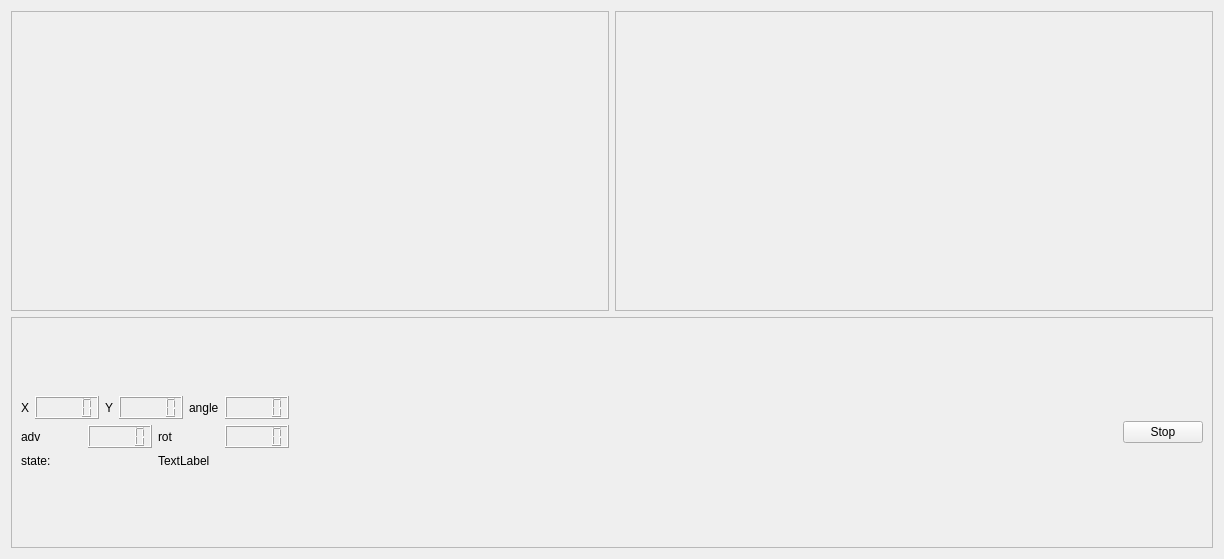
Above: personFollower/src/mainUI.ui from DSOLISDO-UEX/ROBOTICA-1 before the change. Below: the same form after it.
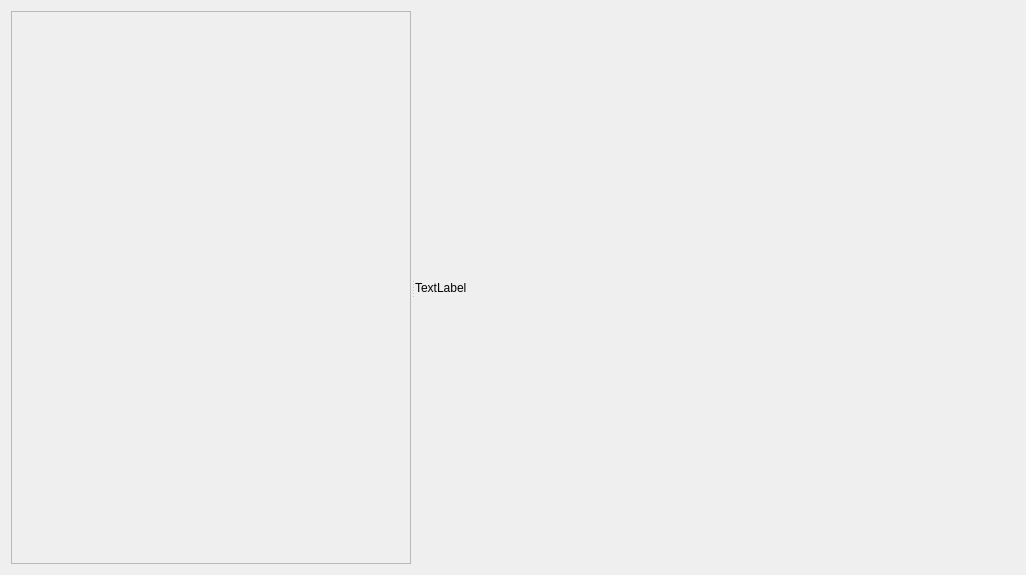
That is the form after the change.

```diff
--- a/personFollower/src/mainUI.ui
+++ b/personFollower/src/mainUI.ui
@@ -6,228 +6,63 @@
    <rect>
     <x>0</x>
     <y>0</y>
-    <width>1224</width>
-    <height>559</height>
+    <width>1022</width>
+    <height>575</height>
    </rect>
   </property>
   <property name="windowTitle">
    <string>Localiser</string>
   </property>
-  <layout class="QVBoxLayout" name="verticalLayout_6">
+  <layout class="QVBoxLayout" name="verticalLayout">
    <item>
-    <layout class="QVBoxLayout" name="verticalLayout_5">
-     <item>
-      <layout class="QHBoxLayout" name="horizontalLayout_17">
-       <item>
-        <widget class="QFrame" name="frame">
-         <property name="sizePolicy">
-          <sizepolicy hsizetype="Expanding" vsizetype="Preferred">
-           <horstretch>0</horstretch>
-           <verstretch>0</verstretch>
-          </sizepolicy>
-         </property>
-         <property name="minimumSize">
-          <size>
-           <width>500</width>
-           <height>300</height>
-          </size>
-         </property>
-         <property name="frameShape">
-          <enum>QFrame::StyledPanel</enum>
-         </property>
-         <property name="frameShadow">
-          <enum>QFrame::Raised</enum>
-         </property>
-        </widget>
-       </item>
-       <item>
-        <widget class="QFrame" name="frame_room">
-         <property name="sizePolicy">
-          <sizepolicy hsizetype="Expanding" vsizetype="Preferred">
-           <horstretch>0</horstretch>
-           <verstretch>0</verstretch>
-          </sizepolicy>
-         </property>
-         <property name="minimumSize">
-          <size>
-           <width>500</width>
-           <height>300</height>
-          </size>
-         </property>
-         <property name="frameShape">
-          <enum>QFrame::StyledPanel</enum>
-         </property>
-         <property name="frameShadow">
-          <enum>QFrame::Raised</enum>
-         </property>
-        </widget>
-       </item>
-      </layout>
-     </item>
-     <item>
-      <widget class="QFrame" name="frame_2">
-       <property name="sizePolicy">
-        <sizepolicy hsizetype="Minimum" vsizetype="Preferred">
-         <horstretch>0</horstretch>
-         <verstretch>0</verstretch>
-        </sizepolicy>
-       </property>
-       <property name="frameShape">
-        <enum>QFrame::StyledPanel</enum>
-       </property>
-       <property name="frameShadow">
-        <enum>QFrame::Raised</enum>
-       </property>
-       <layout class="QVBoxLayout" name="verticalLayout_2">
-        <item>
-         <layout class="QHBoxLayout" name="horizontalLayout_18">
-          <item>
-           <layout class="QVBoxLayout" name="verticalLayout">
-            <item>
-             <layout class="QHBoxLayout" name="horizontalLayout_7">
-              <item>
-               <layout class="QHBoxLayout" name="horizontalLayout_2">
-                <item>
-                 <widget class="QLabel" name="label">
-                  <property name="text">
-                   <string>X</string>
-                  </property>
-                 </widget>
-                </item>
-                <item>
-                 <widget class="QLCDNumber" name="lcdNumber_mindist">
-                  <property name="font">
-                   <font>
-                    <bold>true</bold>
-                   </font>
-                  </property>
-                 </widget>
-                </item>
-               </layout>
-              </item>
-              <item>
-               <layout class="QHBoxLayout" name="horizontalLayout_3">
-                <item>
-                 <widget class="QLabel" name="label_2">
-                  <property name="text">
-                   <string>Y</string>
-                  </property>
-                 </widget>
-                </item>
-                <item>
-                 <widget class="QLCDNumber" name="lcdNumber_minangle">
-                  <property name="font">
-                   <font>
-                    <bold>true</bold>
-                   </font>
-                  </property>
-                 </widget>
-                </item>
-               </layout>
-              </item>
-              <item>
-               <layout class="QHBoxLayout" name="horizontalLayout_6">
-                <item>
-                 <widget class="QLabel" name="label_3">
-                  <property name="text">
-                   <string>angle</string>
-                  </property>
-                 </widget>
-                </item>
-                <item>
-                 <widget class="QLCDNumber" name="lcdNumber_minangle_2">
-                  <property name="font">
-                   <font>
-                    <bold>true</bold>
-                   </font>
-                  </property>
-                 </widget>
-                </item>
-               </layout>
-              </item>
-             </layout>
-            </item>
-            <item>
-             <layout class="QHBoxLayout" name="horizontalLayout_8">
-              <item>
-               <layout class="QHBoxLayout" name="horizontalLayout_4">
-                <item>
-                 <widget class="QLabel" name="label_4">
-                  <property name="text">
-                   <string>adv</string>
-                  </property>
-                 </widget>
-                </item>
-                <item>
-                 <widget class="QLCDNumber" name="lcdNumber_adv"/>
-                </item>
-               </layout>
-              </item>
-              <item>
-               <layout class="QHBoxLayout" name="horizontalLayout_5">
-                <item>
-                 <widget class="QLabel" name="label_5">
-                  <property name="text">
-                   <string>rot</string>
-                  </property>
-                 </widget>
-                </item>
-                <item>
-                 <widget class="QLCDNumber" name="lcdNumber_rot"/>
-                </item>
-               </layout>
-              </item>
-             </layout>
-            </item>
-            <item>
-             <layout class="QHBoxLayout" name="horizontalLayout">
-              <item>
-               <widget class="QLabel" name="label_state_name">
-                <property name="text">
-                 <string>state:</string>
-                </property>
-               </widget>
-              </item>
-              <item>
-               <widget class="QLabel" name="label_state">
-                <property name="text">
-                 <string>TextLabel</string>
-                </property>
-               </widget>
-              </item>
-             </layout>
-            </item>
-           </layout>
-          </item>
-          <item>
-           <spacer name="horizontalSpacer">
-            <property name="orientation">
-             <enum>Qt::Horizontal</enum>
-            </property>
-            <property name="sizeHint" stdset="0">
-             <size>
-              <width>40</width>
-              <height>20</height>
-             </size>
-            </property>
-           </spacer>
-          </item>
-          <item>
-           <widget class="QPushButton" name="pushButton_stop">
-            <property name="text">
-             <string>Stop</string>
-            </property>
-            <property name="checkable">
-             <bool>true</bool>
-            </property>
-           </widget>
-          </item>
-         </layout>
-        </item>
-       </layout>
-      </widget>
-     </item>
-    </layout>
+    <widget class="QSplitter" name="splitter">
+     <property name="orientation">
+      <enum>Qt::Horizontal</enum>
+     </property>
+     <widget class="QFrame" name="frame">
+      <property name="sizePolicy">
+       <sizepolicy hsizetype="Expanding" vsizetype="Expanding">
+        <horstretch>0</horstretch>
+        <verstretch>0</verstretch>
+       </sizepolicy>
+      </property>
+      <property name="minimumSize">
+       <size>
+        <width>400</width>
+        <height>0</height>
+       </size>
+      </property>
+      <property name="frameShape">
+       <enum>QFrame::StyledPanel</enum>
+      </property>
+      <property name="frameShadow">
+       <enum>QFrame::Raised</enum>
+      </property>
+     </widget>
+     <widget class="QLabel" name="label">
+      <property name="enabled">
+       <bool>true</bool>
+      </property>
+      <property name="sizePolicy">
+       <sizepolicy hsizetype="Expanding" vsizetype="Expanding">
+        <horstretch>0</horstretch>
+        <verstretch>0</verstretch>
+       </sizepolicy>
+      </property>
+      <property name="minimumSize">
+       <size>
+        <width>600</width>
+        <height>0</height>
+       </size>
+      </property>
+      <property name="text">
+       <string>TextLabel</string>
+      </property>
+      <property name="scaledContents">
+       <bool>false</bool>
+      </property>
+     </widget>
+    </widget>
    </item>
   </layout>
  </widget>
```
Left out of the diff: 2 changed lines with no effect on the pictures.
